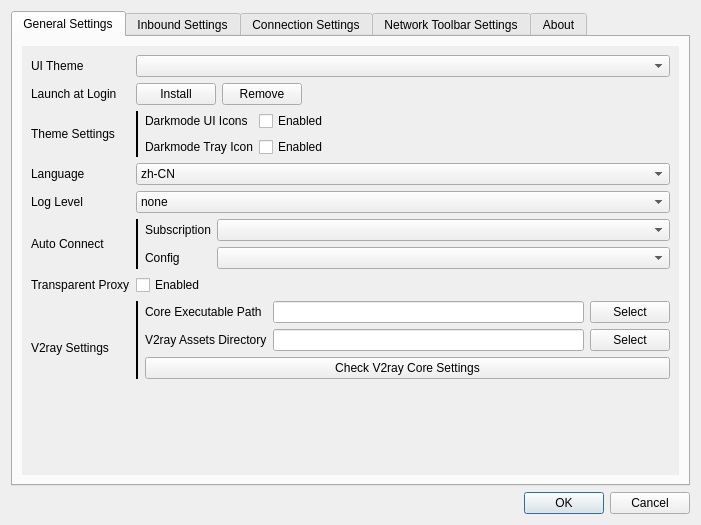
First picture: the form in src/ui/w_PreferencesWindow.ui, repository darsvador/qvssr, before the edit.
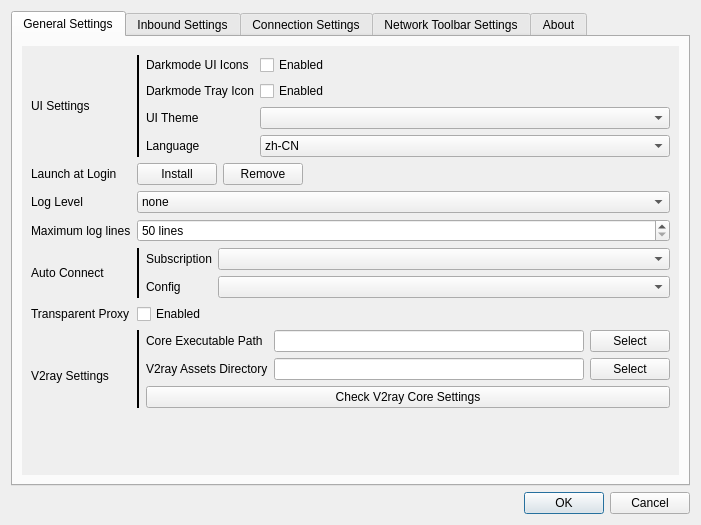
Second picture: the form after the edit. Icons and pictures are not drawn.

Commit message: add: added maximum log line count

Patch:
```diff
--- a/src/ui/w_PreferencesWindow.ui
+++ b/src/ui/w_PreferencesWindow.ui
@@ -44,26 +44,141 @@
             <x>0</x>
             <y>0</y>
             <width>647</width>
-            <height>440</height>
+            <height>476</height>
            </rect>
           </property>
           <layout class="QFormLayout" name="formLayout_5">
            <item row="0" column="0">
-            <widget class="QLabel" name="label_35">
-             <property name="text">
-              <string>UI Theme</string>
-             </property>
-            </widget>
+            <layout class="QVBoxLayout" name="verticalLayout_6">
+             <item>
+              <spacer name="verticalSpacer_7">
+               <property name="orientation">
+                <enum>Qt::Vertical</enum>
+               </property>
+               <property name="sizeHint" stdset="0">
+                <size>
+                 <width>0</width>
+                 <height>0</height>
+                </size>
+               </property>
+              </spacer>
+             </item>
+             <item>
+              <widget class="QLabel" name="label_55">
+               <property name="text">
+                <string>UI Settings</string>
+               </property>
+              </widget>
+             </item>
+             <item>
+              <spacer name="verticalSpacer_5">
+               <property name="orientation">
+                <enum>Qt::Vertical</enum>
+               </property>
+               <property name="sizeHint" stdset="0">
+                <size>
+                 <width>0</width>
+                 <height>0</height>
+                </size>
+               </property>
+              </spacer>
+             </item>
+            </layout>
            </item>
            <item row="0" column="1">
-            <widget class="QComboBox" name="themeCombo">
-             <property name="minimumSize">
-              <size>
-               <width>200</width>
-               <height>0</height>
-              </size>
-             </property>
-            </widget>
+            <layout class="QGridLayout" name="gridLayout_6" columnstretch="0,0,1">
+             <item row="2" column="1">
+              <widget class="QLabel" name="label_35">
+               <property name="text">
+                <string>UI Theme</string>
+               </property>
+              </widget>
+             </item>
+             <item row="0" column="2">
+              <widget class="QCheckBox" name="darkThemeCB">
+               <property name="text">
+                <string>Enabled</string>
+               </property>
+              </widget>
+             </item>
+             <item row="1" column="2">
+              <widget class="QCheckBox" name="darkTrayCB">
+               <property name="text">
+                <string>Enabled</string>
+               </property>
+              </widget>
+             </item>
+             <item row="3" column="1">
+              <widget class="QLabel" name="label_6">
+               <property name="text">
+                <string>Language</string>
+               </property>
+              </widget>
+             </item>
+             <item row="0" column="0" rowspan="4">
+              <widget class="Line" name="line">
+               <property name="frameShadow">
+                <enum>QFrame::Plain</enum>
+               </property>
+               <property name="lineWidth">
+                <number>2</number>
+               </property>
+               <property name="orientation">
+                <enum>Qt::Vertical</enum>
+               </property>
+              </widget>
+             </item>
+             <item row="1" column="1">
+              <widget class="QLabel" name="label_36">
+               <property name="text">
+                <string>Darkmode Tray Icon</string>
+               </property>
+              </widget>
+             </item>
+             <item row="2" column="2">
+              <widget class="QComboBox" name="themeCombo">
+               <property name="minimumSize">
+                <size>
+                 <width>200</width>
+                 <height>0</height>
+                </size>
+               </property>
+              </widget>
+             </item>
+             <item row="0" column="1">
+              <widget class="QLabel" name="darkThemeLabel">
+               <property name="text">
+                <string>Darkmode UI Icons</string>
+               </property>
+              </widget>
+             </item>
+             <item row="3" column="2">
+              <widget class="QComboBox" name="languageComboBox">
+               <property name="sizePolicy">
+                <sizepolicy hsizetype="Preferred" vsizetype="Fixed">
+                 <horstretch>0</horstretch>
+                 <verstretch>0</verstretch>
+                </sizepolicy>
+               </property>
+               <property name="minimumSize">
+                <size>
+                 <width>100</width>
+                 <height>0</height>
+                </size>
+               </property>
+               <item>
+                <property name="text">
+                 <string>zh-CN</string>
+                </property>
+               </item>
+               <item>
+                <property name="text">
+                 <string>en-US</string>
+                </property>
+               </item>
+              </widget>
+             </item>
+            </layout>
            </item>
            <item row="1" column="0">
             <widget class="QLabel" name="label_5">
@@ -104,141 +219,13 @@
             </layout>
            </item>
            <item row="2" column="0">
-            <layout class="QVBoxLayout" name="verticalLayout_6">
-             <item>
-              <spacer name="verticalSpacer_7">
-               <property name="orientation">
-                <enum>Qt::Vertical</enum>
-               </property>
-               <property name="sizeHint" stdset="0">
-                <size>
-                 <width>0</width>
-                 <height>0</height>
-                </size>
-               </property>
-              </spacer>
-             </item>
-             <item>
-              <widget class="QLabel" name="label_55">
-               <property name="text">
-                <string>Theme Settings</string>
-               </property>
-              </widget>
-             </item>
-             <item>
-              <spacer name="verticalSpacer_5">
-               <property name="orientation">
-                <enum>Qt::Vertical</enum>
-               </property>
-               <property name="sizeHint" stdset="0">
-                <size>
-                 <width>0</width>
-                 <height>0</height>
-                </size>
-               </property>
-              </spacer>
-             </item>
-            </layout>
-           </item>
-           <item row="2" column="1">
-            <layout class="QGridLayout" name="gridLayout_6" columnstretch="0,0,0,1">
-             <item row="1" column="2">
-              <widget class="QCheckBox" name="darkTrayCB">
-               <property name="text">
-                <string>Enabled</string>
-               </property>
-              </widget>
-             </item>
-             <item row="0" column="3" rowspan="2">
-              <spacer name="horizontalSpacer_2">
-               <property name="orientation">
-                <enum>Qt::Horizontal</enum>
-               </property>
-               <property name="sizeHint" stdset="0">
-                <size>
-                 <width>40</width>
-                 <height>20</height>
-                </size>
-               </property>
-              </spacer>
-             </item>
-             <item row="0" column="2">
-              <widget class="QCheckBox" name="darkThemeCB">
-               <property name="text">
-                <string>Enabled</string>
-               </property>
-              </widget>
-             </item>
-             <item row="0" column="1">
-              <widget class="QLabel" name="darkThemeLabel">
-               <property name="text">
-                <string>Darkmode UI Icons</string>
-               </property>
-              </widget>
-             </item>
-             <item row="1" column="1">
-              <widget class="QLabel" name="label_36">
-               <property name="text">
-                <string>Darkmode Tray Icon</string>
-               </property>
-              </widget>
-             </item>
-             <item row="0" column="0" rowspan="2">
-              <widget class="Line" name="line">
-               <property name="frameShadow">
-                <enum>QFrame::Plain</enum>
-               </property>
-               <property name="lineWidth">
-                <number>2</number>
-               </property>
-               <property name="orientation">
-                <enum>Qt::Vertical</enum>
-               </property>
-              </widget>
-             </item>
-            </layout>
-           </item>
-           <item row="3" column="0">
-            <widget class="QLabel" name="label_6">
-             <property name="text">
-              <string>Language</string>
-             </property>
-            </widget>
-           </item>
-           <item row="3" column="1">
-            <widget class="QComboBox" name="languageComboBox">
-             <property name="sizePolicy">
-              <sizepolicy hsizetype="Preferred" vsizetype="Fixed">
-               <horstretch>0</horstretch>
-               <verstretch>0</verstretch>
-              </sizepolicy>
-             </property>
-             <property name="minimumSize">
-              <size>
-               <width>100</width>
-               <height>0</height>
-              </size>
-             </property>
-             <item>
-              <property name="text">
-               <string>zh-CN</string>
-              </property>
-             </item>
-             <item>
-              <property name="text">
-               <string>en-US</string>
-              </property>
-             </item>
-            </widget>
-           </item>
-           <item row="4" column="0">
             <widget class="QLabel" name="label">
              <property name="text">
               <string>Log Level</string>
              </property>
             </widget>
            </item>
-           <item row="4" column="1">
+           <item row="2" column="1">
             <widget class="QComboBox" name="logLevelComboBox">
              <property name="sizePolicy">
               <sizepolicy hsizetype="Minimum" vsizetype="Fixed">
@@ -279,7 +266,7 @@
              </item>
             </widget>
            </item>
-           <item row="5" column="0">
+           <item row="4" column="0">
             <layout class="QVBoxLayout" name="verticalLayout_9">
              <item>
               <spacer name="verticalSpacer_6">
@@ -316,7 +303,7 @@
              </item>
             </layout>
            </item>
-           <item row="5" column="1">
+           <item row="4" column="1">
             <layout class="QGridLayout" name="gridLayout_8" columnstretch="0,0,1">
              <item row="1" column="1">
               <widget class="QLabel" name="label_61">
@@ -365,21 +352,21 @@
              </item>
             </layout>
            </item>
-           <item row="6" column="0">
+           <item row="5" column="0">
             <widget class="QLabel" name="label_7">
              <property name="text">
               <string>Transparent Proxy</string>
              </property>
             </widget>
            </item>
-           <item row="6" column="1">
+           <item row="5" column="1">
             <widget class="QCheckBox" name="tProxyCheckBox">
              <property name="text">
               <string>Enabled</string>
              </property>
             </widget>
            </item>
-           <item row="7" column="0">
+           <item row="6" column="0">
             <layout class="QVBoxLayout" name="verticalLayout_8">
              <item>
               <spacer name="verticalSpacer_12">
@@ -416,7 +403,7 @@
              </item>
             </layout>
            </item>
-           <item row="7" column="1">
+           <item row="6" column="1">
             <layout class="QGridLayout" name="gridLayout_9">
              <item row="0" column="0" rowspan="3">
               <widget class="Line" name="line_3">
@@ -478,7 +465,7 @@
              </item>
             </layout>
            </item>
-           <item row="8" column="1">
+           <item row="7" column="1">
             <spacer name="verticalSpacer_11">
              <property name="orientation">
               <enum>Qt::Vertical</enum>
@@ -491,6 +478,29 @@
              </property>
             </spacer>
            </item>
+           <item row="3" column="0">
+            <widget class="QLabel" name="label_48">
+             <property name="text">
+              <string>Maximum log lines</string>
+             </property>
+            </widget>
+           </item>
+           <item row="3" column="1">
+            <widget class="QSpinBox" name="maxLogLinesSB">
+             <property name="accelerated">
+              <bool>true</bool>
+             </property>
+             <property name="suffix">
+              <string> lines</string>
+             </property>
+             <property name="minimum">
+              <number>50</number>
+             </property>
+             <property name="maximum">
+              <number>2000</number>
+             </property>
+            </widget>
+           </item>
           </layout>
          </widget>
         </widget>
```
The commit also changes 7 other files.
